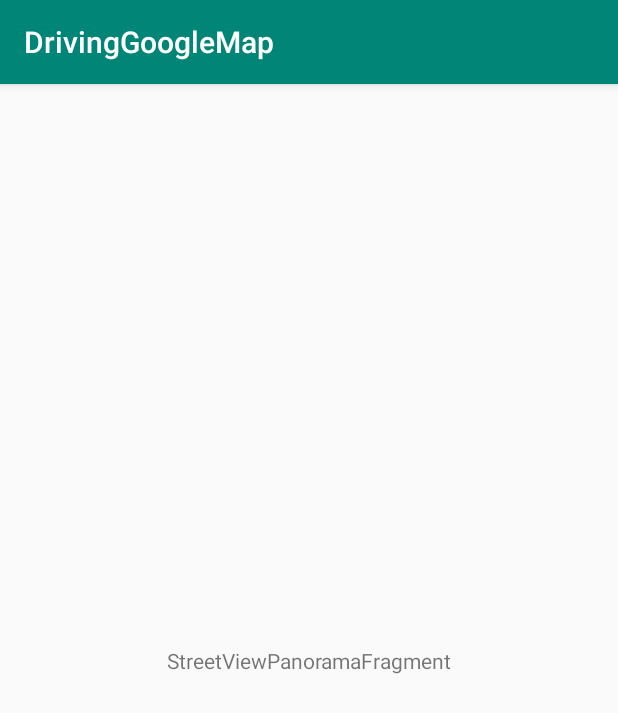
After one commit to Shoonsk8/DrivingGoogleMap, an Android app: the StreetViewPanorama screen opened directly, with no data from a screen before it, on a phone screen of 412 x 824 dp. The commit adds this screen. Shown: the top 713 px of the screen. Run offline under Robolectric (Android 15) with nearby library versions, the phone set to English and light mode, and no system bars.

```diff
--- a/app/build.gradle
+++ b/app/build.gradle
@@ -25,6 +25,7 @@ dependencies {
     implementation 'com.android.support:design:28.0.0'
     implementation 'com.android.support.constraint:constraint-layout:1.1.3'
     implementation 'com.google.android.gms:play-services-maps:16.1.0'
+    implementation 'android.arch.lifecycle:extensions:1.1.1'
     testImplementation 'junit:junit:4.12'
     androidTestImplementation 'com.android.support.test:runner:1.0.2'
     androidTestImplementation 'com.android.support.test.espresso:espresso-core:3.0.2'
--- /dev/null
+++ b/app/src/main/java/com/shoon/drivinggooglemap/StreetViewPanorama.java
@@ -0,0 +1,20 @@
+package com.shoon.drivinggooglemap;
+
+import android.support.v7.app.AppCompatActivity;
+import android.os.Bundle;
+
+import com.shoon.drivinggooglemap.ui.streetviewpanorama.StreetViewPanoramaFragment;
+
+public class StreetViewPanorama extends AppCompatActivity {
+
+    @Override
+    protected void onCreate(Bundle savedInstanceState) {
+        super.onCreate( savedInstanceState );
+        setContentView( R.layout.street_view_panorama_activity );
+        if (savedInstanceState == null) {
+            getSupportFragmentManager().beginTransaction()
+                    .replace( R.id.container, StreetViewPanoramaFragment.newInstance() )
+                    .commitNow();
+        }
+    }
+}
--- /dev/null
+++ b/app/src/main/java/com/shoon/drivinggooglemap/ui/streetviewpanorama/StreetViewPanoramaFragment.java
@@ -0,0 +1,36 @@
+package com.shoon.drivinggooglemap.ui.streetviewpanorama;
+
+import android.arch.lifecycle.ViewModelProviders;
+import android.os.Bundle;
+import android.support.annotation.NonNull;
+import android.support.annotation.Nullable;
+import android.support.v4.app.Fragment;
+import android.view.LayoutInflater;
+import android.view.View;
+import android.view.ViewGroup;
+
+import com.shoon.drivinggooglemap.R;
+
+public class StreetViewPanoramaFragment extends Fragment {
+
+    private StreetViewPanoramaViewModel mViewModel;
+
+    public static StreetViewPanoramaFragment newInstance() {
+        return new StreetViewPanoramaFragment();
+    }
+
+    @Nullable
+    @Override
+    public View onCreateView(@NonNull LayoutInflater inflater, @Nullable ViewGroup container,
+                             @Nullable Bundle savedInstanceState) {
+        return inflater.inflate( R.layout.street_view_panorama_fragment, container, false );
+    }
+
+    @Override
+    public void onActivityCreated(@Nullable Bundle savedInstanceState) {
+        super.onActivityCreated( savedInstanceState );
+        mViewModel = ViewModelProviders.of( this ).get( StreetViewPanoramaViewModel.class );
+        // TODO: Use the ViewModel
+    }
+
+}
--- /dev/null
+++ b/app/src/main/java/com/shoon/drivinggooglemap/ui/streetviewpanorama/StreetViewPanoramaViewModel.java
@@ -0,0 +1,7 @@
+package com.shoon.drivinggooglemap.ui.streetviewpanorama;
+
+import android.arch.lifecycle.ViewModel;
+
+public class StreetViewPanoramaViewModel extends ViewModel {
+    // TODO: Implement the ViewModel
+}
--- /dev/null
+++ b/app/src/main/res/layout/street_view_panorama_activity.xml
@@ -0,0 +1,7 @@
+<?xml version="1.0" encoding="utf-8"?>
+<FrameLayout xmlns:android="http://schemas.android.com/apk/res/android"
+    xmlns:tools="http://schemas.android.com/tools"
+    android:id="@+id/container"
+    android:layout_width="match_parent"
+    android:layout_height="match_parent"
+    tools:context=".StreetViewPanorama" />
--- /dev/null
+++ b/app/src/main/res/layout/street_view_panorama_fragment.xml
@@ -0,0 +1,20 @@
+<?xml version="1.0" encoding="utf-8"?>
+<android.support.constraint.ConstraintLayout xmlns:android="http://schemas.android.com/apk/res/android"
+    xmlns:app="http://schemas.android.com/apk/res-auto"
+    xmlns:tools="http://schemas.android.com/tools"
+    android:id="@+id/streetviewpanorama"
+    android:layout_width="match_parent"
+    android:layout_height="match_parent"
+    tools:context=".ui.streetviewpanorama.StreetViewPanoramaFragment">
+
+    <TextView
+        android:id="@+id/message"
+        android:layout_width="wrap_content"
+        android:layout_height="wrap_content"
+        android:text="StreetViewPanoramaFragment"
+        app:layout_constraintBottom_toBottomOf="parent"
+        app:layout_constraintEnd_toEndOf="parent"
+        app:layout_constraintStart_toStartOf="parent"
+        app:layout_constraintTop_toTopOf="parent" />
+
+</android.support.constraint.ConstraintLayout>
```
Also changed, not shown: app/src/main/AndroidManifest.xml (+6 -4 lines), app/src/main/java/com/shoon/drivinggooglemap/DialView.java (+10 -22 lines), app/src/main/res/layout/content_main.xml (+6 -5 lines).
